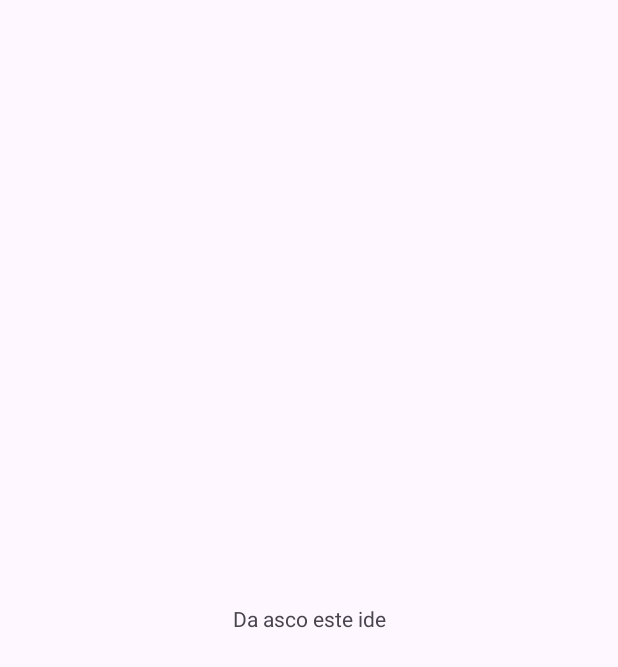
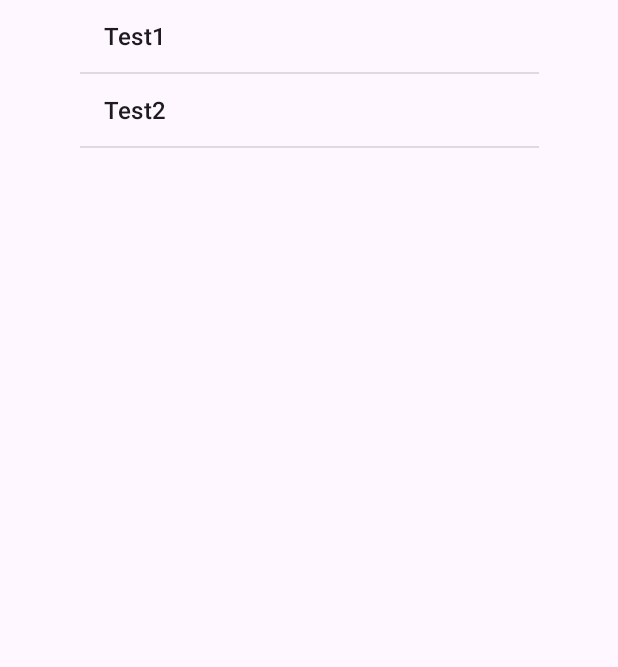
Before and after one commit to Roony11-1/movil, an Android app: the screen it shows after launch (MainActivity), on a phone screen of 412 x 824 dp. Before the commit the part shown is almost empty. Shown: the top 667 px of the screen. Run offline under Robolectric (Android 15) with nearby library versions, the phone set to English and light mode, and no system bars.

```diff
--- a/app/src/main/java/com/patitofeliz/trabajo2movil/MainActivity.kt
+++ b/app/src/main/java/com/patitofeliz/trabajo2movil/MainActivity.kt
@@ -1,16 +1,59 @@
 package com.patitofeliz.trabajo2movil
 
 import android.os.Bundle
+import android.widget.ArrayAdapter
+import android.widget.ListView
 import androidx.activity.enableEdgeToEdge
 import androidx.appcompat.app.AppCompatActivity
 import androidx.core.view.ViewCompat
 import androidx.core.view.WindowInsetsCompat
 
-class MainActivity : AppCompatActivity() {
-    override fun onCreate(savedInstanceState: Bundle?) {
+class MainActivity : AppCompatActivity()
+{
+    override fun onCreate(savedInstanceState: Bundle?)
+    {
         super.onCreate(savedInstanceState)
         enableEdgeToEdge()
         setContentView(R.layout.activity_main)
+
+        var estado: Boolean = false;
+
+        // Mapeamos el listView
+        val listViewMPrincipal: ListView = findViewById(R.id.lvMenuPrincipal);
+
+        // Crearemos un array con las opciones
+        val opcionesMPrincipal: Array<String> = arrayOf("Test1", "Test2");
+
+        val opcionesMPrincipal2: Array<String> = arrayOf("Test3", "Test4");
+
+        // El adaptador para el lv
+        val adaptadorLvMPrincipal = ArrayAdapter(this, android.R.layout.simple_list_item_1, opcionesMPrincipal)
+        val adaptadorLvMPrincipal2 = ArrayAdapter(this, android.R.layout.simple_list_item_1, opcionesMPrincipal2);
+
+        // Asociamos el adaptador
+        if (!estado)
+            listViewMPrincipal.adapter = adaptadorLvMPrincipal;
+        else
+            listViewMPrincipal.adapter = adaptadorLvMPrincipal2;
+
+        listViewMPrincipal.setOnItemClickListener { parent, view, position, id ->
+            val opcSeleccionada = parent.getItemAtPosition(position).toString()
+
+            val currentOptions = if (!estado) opcionesMPrincipal else opcionesMPrincipal2
+
+            if (opcSeleccionada == currentOptions[position]) {
+                println("Seleccionaste $opcSeleccionada")
+            }
+
+            if (position == 0) {
+                estado = !estado
+
+                val newAdapter = if (!estado) adaptadorLvMPrincipal else adaptadorLvMPrincipal2
+                listViewMPrincipal.adapter = newAdapter
+            }
+        }
+
+
         ViewCompat.setOnApplyWindowInsetsListener(findViewById(R.id.main)) { v, insets ->
             val systemBars = insets.getInsets(WindowInsetsCompat.Type.systemBars())
             v.setPadding(systemBars.left, systemBars.top, systemBars.right, systemBars.bottom)
--- a/app/src/main/res/layout/activity_main.xml
+++ b/app/src/main/res/layout/activity_main.xml
@@ -7,13 +7,14 @@
     android:layout_height="match_parent"
     tools:context=".MainActivity">
 
-    <TextView
-        android:layout_width="wrap_content"
-        android:layout_height="wrap_content"
-        android:text="Da asco este ide"
-        app:layout_constraintBottom_toBottomOf="parent"
+    <ListView
+        android:id="@+id/lvMenuPrincipal"
+        android:layout_width="306dp"
+        android:layout_height="316dp"
         app:layout_constraintEnd_toEndOf="parent"
+        app:layout_constraintHorizontal_bias="0.5"
         app:layout_constraintStart_toStartOf="parent"
         app:layout_constraintTop_toTopOf="parent" />
 
+
 </androidx.constraintlayout.widget.ConstraintLayout>
```
